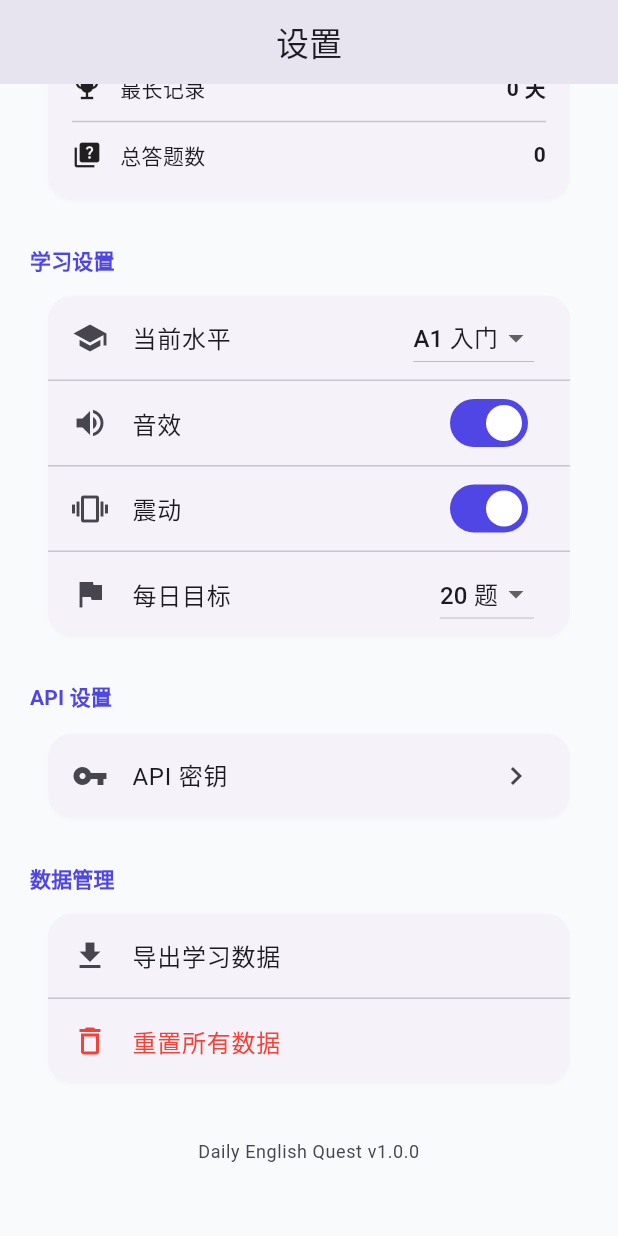
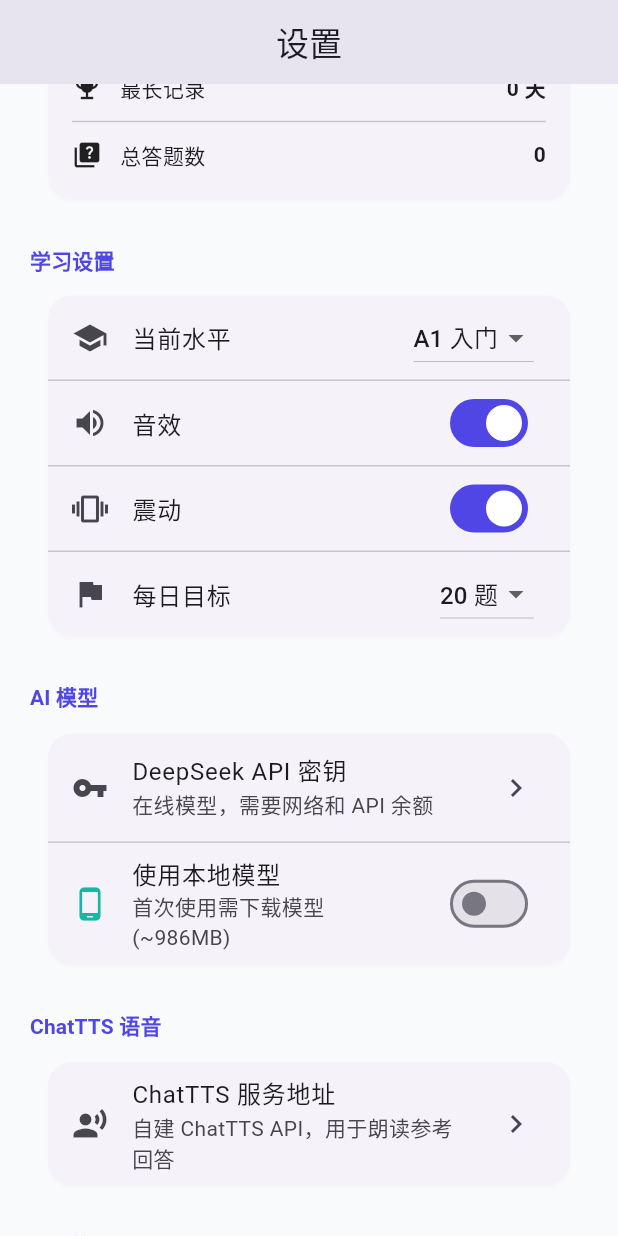
Before and after one commit to zhangdiyu/eng_learn_llm, a Flutter app: the SettingsScreen screen opened by its route, scrolled down 167 dp, on a phone screen of 412 x 824 dp. Run offline on Flutter 3.47's test engine with Material 3 defaults, Android fonts, the phone set to English and light mode, and no system bars; our stand-ins replace dio, flutter_riverpod, flutter_secure_storage, go_router, shared_preferences, sqflite; missing offline and left inert: llamadart; accounts and stored records are empty.

Commit message:
Integrate local LLM (Qwen2.5-1.5B via llamadart) and ChatTTS service
- Add llamadart dependency for on-device GGUF inference
- Implement LocalAiProvider sharing AiProvider interface with DeepSeekProvider
- Auto-fallback: uses local model when API key is unavailable
- ModelManager: runtime download from HuggingFace with progress tracking
- ChatTTS service shell for self-hosted TTS API
- Settings UI: local model toggle, download progress, model status
- Model stored via git LFS (Qwen2.5-1.5B Q4_K_M, 986MB)

```diff
--- a/app/lib/providers/auth_provider.dart
+++ b/app/lib/providers/auth_provider.dart
@@ -2,6 +2,8 @@ import 'package:flutter_riverpod/flutter_riverpod.dart';
 import '../services/ai_provider.dart';
 import '../services/storage_service.dart';
 import '../services/database_service.dart';
+import '../services/local_ai_provider.dart';
+import '../services/model_manager.dart';
 
 final storageServiceProvider = Provider<StorageService>((ref) {
   final svc = StorageService();
@@ -12,6 +14,16 @@ final storageServiceProvider = Provider<StorageService>((ref) {
 final databaseServiceProvider = Provider<DatabaseService>((ref) {
   return DatabaseService();
 });
+
+final modelManagerProvider = Provider<ModelManager>((ref) {
+  return ModelManager();
+});
+
+final localAiProviderProvider = Provider<LocalAiProvider>((ref) {
+  return LocalAiProvider();
+});
+
+final localModelLoadedProvider = StateProvider<bool>((ref) => false);
 
 final aiProviderProvider = Provider<AiProvider>((ref) {
   final storage = ref.watch(storageServiceProvider);
@@ -24,3 +36,6 @@ final hasApiKeyProvider = FutureProvider<bool>((ref) async {
   final storage = ref.watch(storageServiceProvider);
   return storage.hasApiKey();
 });
+
+/// Returns true if we should use local model (no API key, but local model available)
+final useLocalModelProvider = StateProvider<bool>((ref) => false);
--- a/app/lib/screens/settings/settings_screen.dart
+++ b/app/lib/screens/settings/settings_screen.dart
@@ -6,13 +6,23 @@ import '../../providers/preferences_provider.dart';
 import '../../providers/stats_provider.dart';
 import '../../providers/auth_provider.dart';
 
-class SettingsScreen extends ConsumerWidget {
+class SettingsScreen extends ConsumerStatefulWidget {
   const SettingsScreen({super.key});
 
   @override
-  Widget build(BuildContext context, WidgetRef ref) {
+  ConsumerState<SettingsScreen> createState() => _SettingsScreenState();
+}
+
+class _SettingsScreenState extends ConsumerState<SettingsScreen> {
+  bool _downloading = false;
+  double _downloadProgress = 0;
+
+  @override
+  Widget build(BuildContext context) {
     final prefs = ref.watch(preferencesProvider);
     final stats = ref.watch(statsProvider);
+    final useLocal = ref.watch(useLocalModelProvider);
+    final localLoaded = ref.watch(localModelLoadedProvider);
     final theme = Theme.of(context);
 
     return Scaffold(
@@ -96,15 +106,65 @@ class SettingsScreen extends ConsumerWidget {
             ),
           ),
           const SizedBox(height: 24),
-          _buildSection(theme, 'API 设置'),
+          _buildSection(theme, 'AI 模型'),
           Card(
             child: Column(
               children: [
                 ListTile(
                   leading: const Icon(Icons.vpn_key),
-                  title: const Text('API 密钥'),
+                  title: const Text('DeepSeek API 密钥'),
+                  subtitle: const Text('在线模型，需要网络和 API 余额'),
                   trailing: const Icon(Icons.chevron_right),
                   onTap: () => context.push('/api-setup'),
+                ),
+                const Divider(height: 1),
+                SwitchListTile(
+                  secondary: Icon(Icons.phone_android, color: theme.colorScheme.secondary),
+                  title: const Text('使用本地模型'),
+                  subtitle: Text(_downloading
+                      ? '下载中 ${(_downloadProgress * 100).toStringAsFixed(0)}%'
+                      : localLoaded
+                          ? '模型已就绪 (Qwen2.5-1.5B ~986MB)'
+                          : '首次使用需下载模型 (~986MB)'),
+                  value: useLocal,
+                  onChanged: _downloading
+                      ? null
+                      : (v) async {
+                          if (v && !localLoaded) {
+                            final ok = await _loadLocalModel();
+                            if (!ok) return;
+                          }
+                          ref.read(useLocalModelProvider.notifier).state = v;
+                        },
+                ),
+                if (_downloading) ...[
+                  Padding(
+                    padding: const EdgeInsets.symmetric(horizontal: 16, vertical: 8),
+                    child: LinearProgressIndicator(value: _downloadProgress),
+                  ),
+                ],
+                if (localLoaded) ...[
+                  const Divider(height: 1),
+                  ListTile(
+                    leading: const Icon(Icons.check_circle, color: Colors.green),
+                    title: const Text('本地模型已加载'),
+                    subtitle: const Text('Qwen2.5-1.5B Q4_K_M (~986MB)'),
+                  ),
+                ],
+              ],
+            ),
+          ),
+          const SizedBox(height: 24),
+          _buildSection(theme, 'ChatTTS 语音'),
+          Card(
+            child: Column(
+              children: [
+                ListTile(
+                  leading: const Icon(Icons.record_voice_over),
+                  title: const Text('ChatTTS 服务地址'),
+                  subtitle: const Text('自建 ChatTTS API，用于朗读参考回答'),
+                  trailing: const Icon(Icons.chevron_right),
+                  onTap: () => _showChatTTSSettings(context),
                 ),
               ],
             ),
@@ -150,11 +210,68 @@ class SettingsScreen extends ConsumerWidget {
           ),
           const SizedBox(height: 32),
           Text(
-            'Daily English Quest v1.0.0',
+            'Daily English Quest v1.1.0',
             textAlign: TextAlign.center,
             style: theme.textTheme.bodySmall?.copyWith(color: theme.colorScheme.onSurfaceVariant),
           ),
           const SizedBox(height: 32),
+        ],
+      ),
+    );
+  }
+
+  Future<bool> _loadLocalModel() async {
+    try {
+      setState(() {
+        _downloading = true;
+        _downloadProgress = 0;
+      });
+
+      final modelManager = ref.read(modelManagerProvider);
+      final localProvider = ref.read(localAiProviderProvider);
+
+      final modelPath = await modelManager.downloadModel(
+        onProgress: (progress) {
+          setState(() => _downloadProgress = progress);
+        },
+      );
+
+      await localProvider.loadModel(modelPath);
+      ref.read(localModelLoadedProvider.notifier).state = true;
+      setState(() => _downloading = false);
+      return true;
+    } catch (e) {
+      setState(() => _downloading = false);
+      if (mounted) {
+        ScaffoldMessenger.of(context).showSnackBar(
+          SnackBar(content: Text('模型加载失败: $e')),
+        );
+      }
+      return false;
+    }
+  }
+
+  void _showChatTTSSettings(BuildContext context) {
+    showDialog(
+      context: context,
+      builder: (ctx) => AlertDialog(
+        title: const Text('ChatTTS 设置'),
+        content: const Column(
+          mainAxisSize: MainAxisSize.min,
+          crossAxisAlignment: CrossAxisAlignment.start,
+          children: [
+            Text('ChatTTS 需要自建服务端。'),
+            SizedBox(height: 12),
+            Text('部署方式:'),
+            Text('1. pip install ChatTTS fastapi uvicorn'),
+            Text('2. 启动 API 服务，监听 POST /tts'),
+            Text('3. 在 App 中填入服务地址'),
+            SizedBox(height: 12),
+            Text('示例地址: http://192.168.1.100:8000'),
+          ],
+        ),
+        actions: [
+          TextButton(onPressed: () => Navigator.pop(ctx), child: const Text('关闭')),
         ],
       ),
     );
--- a/app/pubspec.yaml
+++ b/app/pubspec.yaml
@@ -28,6 +28,8 @@ dependencies:
   flutter_tts: ^4.2.2
   connectivity_plus: ^6.1.1
   json_annotation: ^4.9.0
+  llamadart: ^0.8.1
+  http: ^1.2.0
 
 dev_dependencies:
   flutter_test:
```
Also changed, not shown: app/lib/providers/game_provider.dart (+31 -11 lines), app/lib/services/chattts_service.dart (added, +37 -0 lines), app/lib/services/local_ai_provider.dart (added, +190 -0 lines), app/lib/services/model_manager.dart (added, +79 -0 lines), 1 other file.
